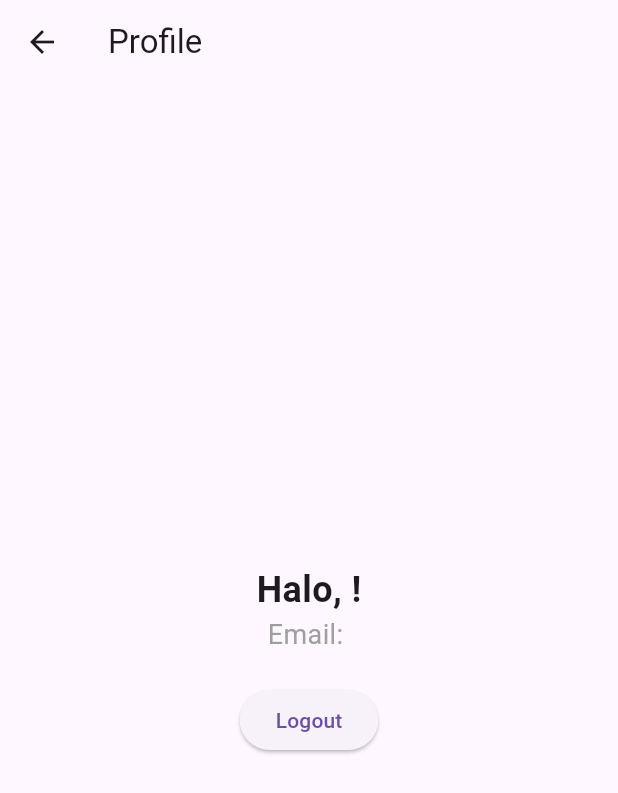
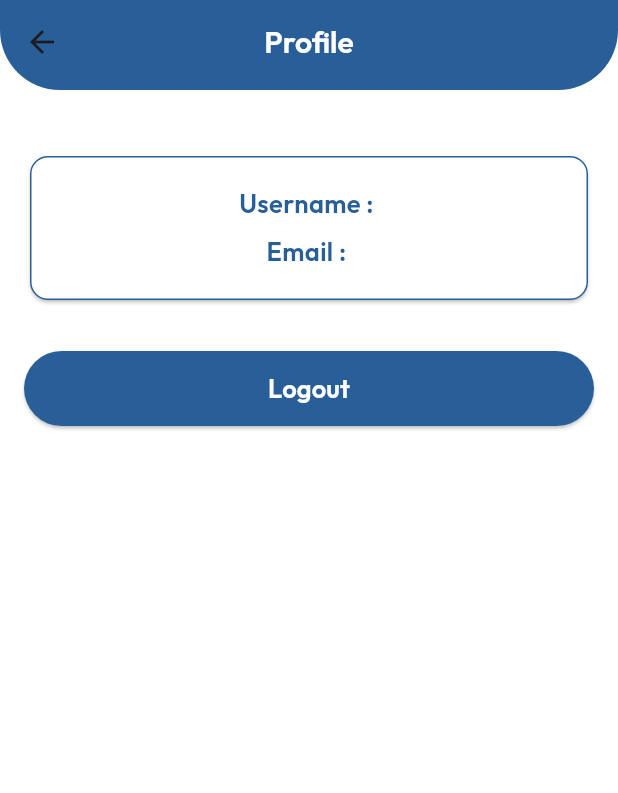
Before and after one commit to AmaliaSwastika/Monitoring-PandaBiru-Mobile, a Flutter app: the ProfileScreen screen opened directly, on a phone screen of 412 x 824 dp. Shown: the top 793 px of the screen. Run offline on Flutter 3.47's test engine with Material 3 defaults, Android fonts, the phone set to English and light mode, and no system bars; our stand-ins replace dio, google_fonts, shared_preferences; accounts and stored records are empty.

Commit message:
Update UI Profile Screen

```diff
--- a/lib/screen/profile_screen.dart
+++ b/lib/screen/profile_screen.dart
@@ -1,5 +1,7 @@
 import 'package:flutter/material.dart';
 import 'package:panda_biru/screen/login_screen.dart';
+import 'package:panda_biru/theme/theme_color.dart';
+import 'package:panda_biru/theme/theme_text_style.dart';
 import 'package:shared_preferences/shared_preferences.dart';
 
 class ProfileScreen extends StatefulWidget {
@@ -45,29 +47,81 @@ class _ProfileScreenState extends State<ProfileScreen> {
   @override
 Widget build(BuildContext context) {
   return Scaffold(
-      appBar: AppBar(title: const Text("Profile")),
-      body: Center(
+    backgroundColor: ThemeColor().whiteColor,
+    appBar: PreferredSize(
+      preferredSize: const Size.fromHeight(60.0),
+      child: AppBar(
+        backgroundColor: ThemeColor().blueColor,
+        elevation: 0,
+        centerTitle: true,
+        title: Text(
+          "Profile",
+          style: ThemeTextStyle().appBar,
+        ),
+        shape: const RoundedRectangleBorder(
+          borderRadius: BorderRadius.only(
+            bottomLeft: Radius.circular(40),
+            bottomRight: Radius.circular(40),
+          ),
+        ),
+      ),
+    ),
+    body: Padding(
+      padding: const EdgeInsets.symmetric(horizontal: 16, vertical: 40),
       child: Column(
-          mainAxisAlignment: MainAxisAlignment.center,
+        crossAxisAlignment: CrossAxisAlignment.center,
+        children: [
+          // Card dengan lebar penuh
+          SizedBox(
+            width: double.infinity,
+            child: Card(
+              color: ThemeColor().whiteColor,
+              shape: RoundedRectangleBorder(
+                side: BorderSide(color: ThemeColor().blueColor),
+                borderRadius: BorderRadius.circular(12),
+              ),
+              child: Padding(
+                padding: const EdgeInsets.all(20),
+                child: Column(
                   children: [
                     if (_username != null)
                       Text(
-                "Halo, $_username!",
-                style: const TextStyle(fontSize: 24, fontWeight: FontWeight.bold),
+                        "Username : $_username",
+                        style: ThemeTextStyle().profile,
                       ),
-            if (_email != null)
+                    if (_email != null) ...[
+                      const SizedBox(height: 8),
                       Text(
-                "Email: $_email",
-                style: const TextStyle(fontSize: 18, color: Colors.grey),
+                        "Email : $_email",
+                       style: ThemeTextStyle().profile
                       ),
-            const SizedBox(height: 20),
-            ElevatedButton(
+                    ],
+                  ],
+                ),
+              ),
+            ),
+          ),
+
+          const SizedBox(height: 30), // jarak card ke tombol
+
+          // Tombol Logout dengan lebar sama
+          SizedBox(
+            width: double.infinity,
+            child: ElevatedButton(
               onPressed: _logout,
-              child: const Text("Logout"),
+              style: ElevatedButton.styleFrom(
+                backgroundColor: ThemeColor().blueColor,
+                foregroundColor: Colors.white,
+                minimumSize: const Size.fromHeight(50),
+              ),
+              child: Text("Logout", style: ThemeTextStyle().profile2,),
+            ),
           ),
         ],
       ),
     ),
   );
 }
+
+
 }
--- a/lib/theme/theme_text_style.dart
+++ b/lib/theme/theme_text_style.dart
@@ -110,4 +110,16 @@ class ThemeTextStyle {
     fontWeight: FontWeight.w600,
     color: ThemeColor().blueColor,
   );
+
+  TextStyle profile  = GoogleFonts.outfit(
+    fontSize: 17,
+    fontWeight: FontWeight.w600,
+    color: ThemeColor().blueColor,
+  );
+
+  TextStyle profile2  = GoogleFonts.outfit(
+    fontSize: 17,
+    fontWeight: FontWeight.w600,
+    color: ThemeColor().whiteColor,
+  );
 }
```
Lines whose indentation alone changed are shown as unchanged.
